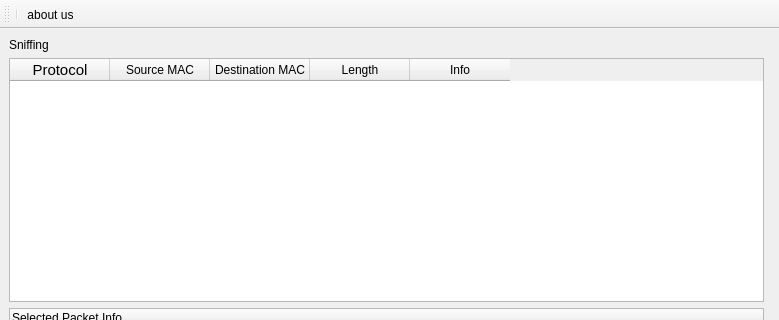
Above: MainWindoww.ui from SaeedAbdelWahab/Python-Packet-Sniffer before the change; both pictures show x 0 to 779 and y 0 to 320 of the 779 by 610 pixel window. Below: the same form after it.
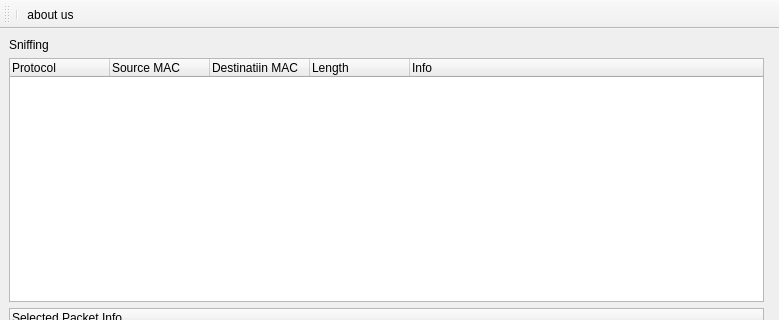
That is the form after the change. Icons and pictures are not drawn.

Commit message: treewidget instead of table

```diff
--- a/MainWindoww.ui
+++ b/MainWindoww.ui
@@ -54,16 +54,11 @@
      </widget>
     </item>
     <item row="1" column="0">
-     <widget class="QTableWidget" name="PacketTable">
+     <widget class="QTreeWidget" name="PacketTable">
       <column>
        <property name="text">
         <string>Protocol</string>
        </property>
-       <property name="font">
-        <font>
-         <pointsize>11</pointsize>
-        </font>
-       </property>
       </column>
       <column>
        <property name="text">
@@ -72,7 +67,7 @@
       </column>
       <column>
        <property name="text">
-        <string>Destination MAC</string>
+        <string>Destinatiin MAC</string>
        </property>
       </column>
       <column>
```
The commit also changes 5 other files.
